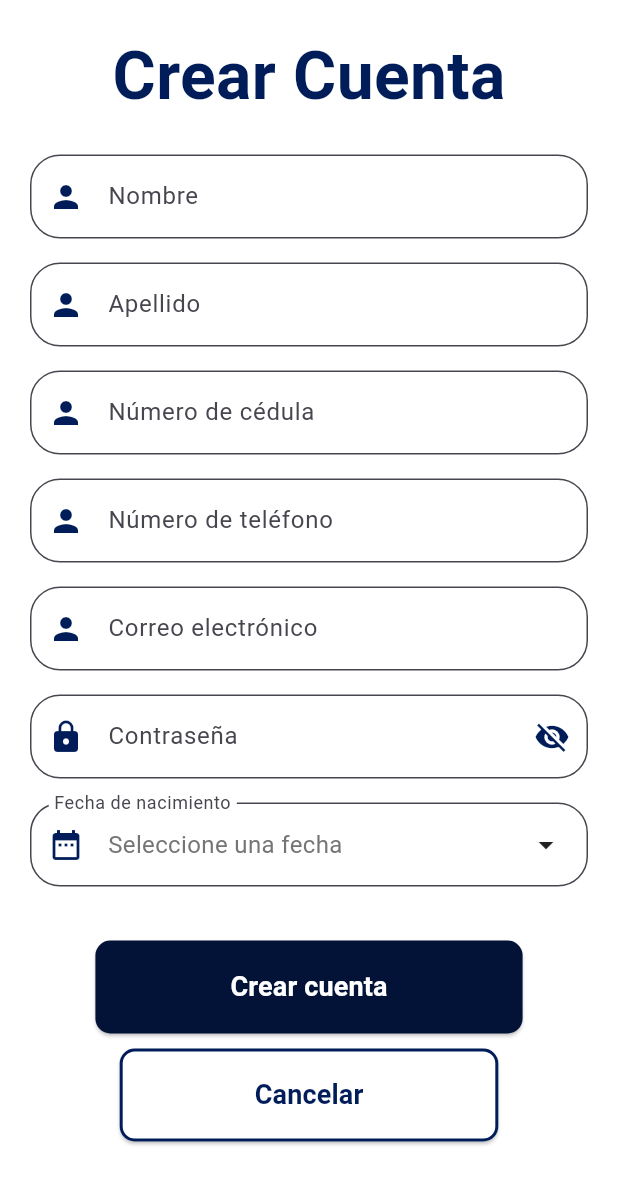
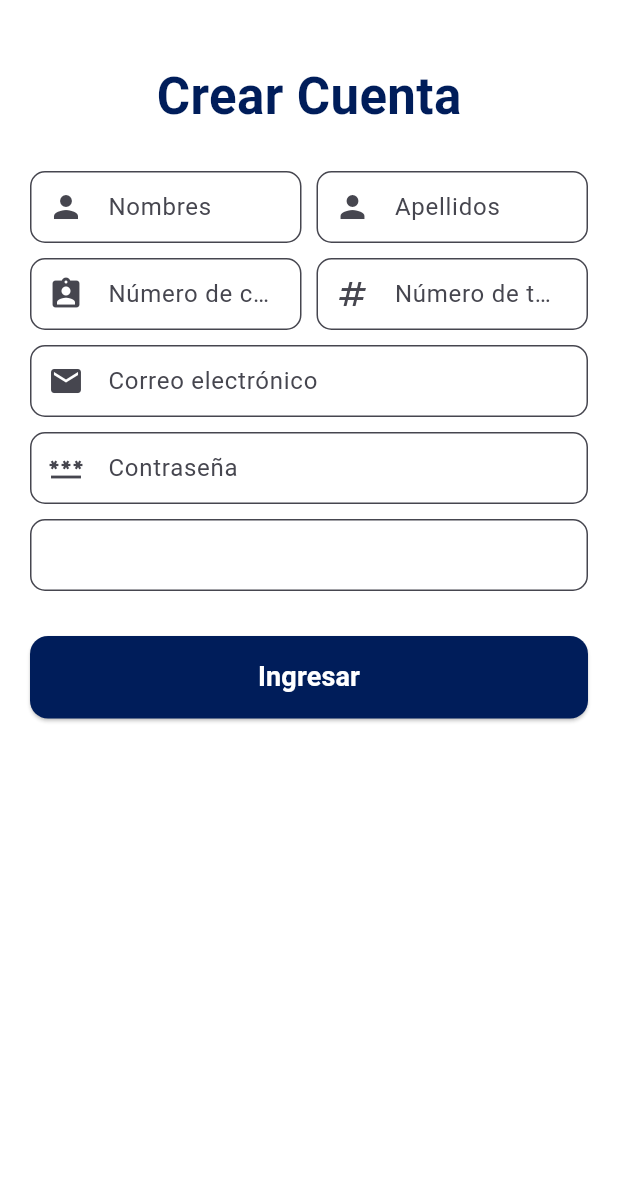
Before and after one commit to ericksebastian2003/aplicacion_tesis, a Flutter app: the screen it shows after launch, after a tap on "Ingresar", after a tap on "Crear Cuenta", on a phone screen of 412 x 824 dp. Shown: the top 1184 px of the screen. Run offline on Flutter 3.47's test engine with Material 3 defaults, Android fonts, the phone set to English and light mode, and no system bars; our stand-ins replace shared_preferences.

Commit message:
Actualizaciones en el Login y Registro , Añadir opción Cuenta

```diff
--- a/lib/screens/public/login_screen.dart
+++ b/lib/screens/public/login_screen.dart
@@ -36,18 +36,31 @@ class _LoginScreenState extends State<LoginScreen> {
       _passwordController.text.trim(),
     );
     setState(() => loading = false);
-    if (role == 'user') {
+    if (role == 'huesped') {
       String correo = _emailController.text.trim();
       final auth = AuthService();
       await saveEmail(correo);
-      await auth.saveSession(correo, role: 'user');
+      await auth.saveSession(correo, role: 'huesped');
       Navigator.pushReplacement(
         context,
         MaterialPageRoute(
           builder: (_) => UserDashboard(correo: correo),
         ),
       );
-    } else if (role == 'admin') {
+    }
+     if (role == 'anfitrion') {
+      String correo = _emailController.text.trim();
+      final auth = AuthService();
+      await saveEmail(correo);
+      await auth.saveSession(correo, role: 'anfitrion');
+      Navigator.pushReplacement(
+        context,
+        MaterialPageRoute(
+          builder: (_) => UserDashboard(correo: correo),
+        ),
+      );
+    }
+    else if (role == 'admin') {
       String correo = _emailController.text.trim();
       await saveEmail(correo);
       Navigator.pushReplacement(
--- a/lib/screens/public/register_screen.dart
+++ b/lib/screens/public/register_screen.dart
@@ -1,20 +1,16 @@
 import 'package:flutter/material.dart';
 import 'package:intl/intl.dart';
-import 'package:hotels/screens/public/login_screen.dart';
-import 'package:hotels/screens/users/widgets/user_dashboard.dart';
-import 'package:hotels/services/auth_service.dart';
 
 class RegisterScreen extends StatefulWidget {
-  const RegisterScreen({super.key});
+  const RegisterScreen({Key? key}) : super(key: key);
 
   @override
   State<RegisterScreen> createState() => _RegisterScreenState();
 }
 
 class _RegisterScreenState extends State<RegisterScreen> {
+  final GlobalKey<FormState> _formKey = GlobalKey<FormState>();
   final Color colorPrimary = const Color(0xFF001D5A);
-  final _formKey = GlobalKey<FormState>();
-
   final Map<String, TextEditingController> _controllers = {
     'nombre': TextEditingController(),
     'apellido': TextEditingController(),
@@ -33,32 +29,16 @@ class _RegisterScreenState extends State<RegisterScreen> {
     'password': FocusNode(),
   };
 
-  bool _isPasswordVisible = false;
+  DateTime? _dateSelected;
   bool loading = false;
-  DateTime? _dateSelected;
-
-  final authService = AuthService();
-
-  void goToLogin() {
-    Navigator.pushReplacement(
-      context,
-      MaterialPageRoute(builder: (context) => const LoginScreen()),
-    );
-  }
-
-  @override
-  void dispose() {
-    _controllers.values.forEach((controller) => controller.dispose());
-    _focusNodes.values.forEach((focusNode) => focusNode.dispose());
-    super.dispose();
-  }
 
   Future<void> _selectDate(BuildContext context) async {
     final DateTime? picked = await showDatePicker(
       context: context,
-      initialDate: _dateSelected ?? DateTime(2000),
-      firstDate: DateTime(1960),
+      initialDate: DateTime(2000),
+      firstDate: DateTime(1900),
       lastDate: DateTime.now(),
+      helpText: 'Selecciona tu fecha de nacimiento',
     );
     if (picked != null && picked != _dateSelected) {
       setState(() {
@@ -67,38 +47,15 @@ class _RegisterScreenState extends State<RegisterScreen> {
     }
   }
 
-  void register() async {
-    if (!_formKey.currentState!.validate() || _dateSelected == null) return;
+  void register() {
+    if (_formKey.currentState!.validate()) {
       setState(() => loading = true);
-
-    final userData = {
-      'nombre': _controllers['nombre']!.text.trim(),
-      'apellido': _controllers['apellido']!.text.trim(),
-      'cedula': _controllers['cedula']!.text.trim(),
-      'telefono': _controllers['telefono']!.text.trim(),
-      'email': _controllers['email']!.text.trim(),
-      'password': _controllers['password']!.text.trim(),
-      'diaNacimiento': DateFormat('yyyy-MM-dd').format(_dateSelected!),
-    };
-
-    final response = await authService.register(userData);
+      Future.delayed(const Duration(seconds: 2), () {
         setState(() => loading = false);
-
-    if (response != null && response['success'] == true) {
-      await authService.saveSession(userData['email']!, role: 'user');
         ScaffoldMessenger.of(context).showSnackBar(
-        SnackBar(content: Text(response['message'] ?? 'Registro exitoso')),
+          const SnackBar(content: Text('Cuenta creada correctamente')),
         );
-      Navigator.pushReplacement(
-        context,
-        MaterialPageRoute(
-          builder: (context) => UserDashboard(correo: userData['email']!),
-        ),
-      );
-    } else {
-      ScaffoldMessenger.of(context).showSnackBar(
-        SnackBar(content: Text(response?['message'] ?? 'Error al registrar')),
-      );
+      });
     }
   }
 
@@ -106,91 +63,66 @@ class _RegisterScreenState extends State<RegisterScreen> {
   Widget build(BuildContext context) {
     return Scaffold(
       backgroundColor: Colors.white,
-      body: SafeArea(
-        child: Padding(
+      body: SingleChildScrollView(
         padding: const EdgeInsets.all(20),
-          child: Column(
-            children: [
-              Expanded(
-                child: SingleChildScrollView(
-                  child: Column(
-                    crossAxisAlignment: CrossAxisAlignment.start,
-                    children: [
-                      Center(
-                        child: Text(
-                          'Crear Cuenta',
-                          style: TextStyle(
-                            fontSize: 44,
-                            fontWeight: FontWeight.bold,
-                            color: colorPrimary,
-                          ),
-                        ),
-                      ),
-                      const SizedBox(height: 20),
-                      Form(
+        child: Form(
           key: _formKey,
           child: Column(
             children: [
-                            _buildTextFormField('nombre', 'Nombre'),
-                            _buildTextFormField('apellido', 'Apellido'),
-                            _buildTextFormField('cedula', 'Número de cédula'),
-                            _buildTextFormField('telefono', 'Número de teléfono'),
-                            _buildTextFormField('email', 'Correo electrónico'),
-                            _buildPasswordField('password', 'Contraseña'),
-                            _buildDatePickerField(),
               const SizedBox(height: 20),
+               Text(
+                'Crear Cuenta',
+                style: TextStyle(
+                  fontSize: 34,
+                  color: colorPrimary,
+                  fontWeight: FontWeight.bold,
+                ),
+              ),
+              const SizedBox(height: 25),
+              Row(
+                children: [
+                  Expanded(child: _buildPlainField('nombre', 'Nombres',Icon(Icons.person))),
+                  const SizedBox(width: 10),
+                  Expanded(child: _buildPlainField('apellido', 'Apellidos',Icon(Icons.person))),
+                ],
+              ),
+              const SizedBox(height: 10),
+              Row(
+                children: [
+                  Expanded(child: _buildPlainField('cedula', 'Número de cédula',Icon(Icons.assignment_ind))),
+                  const SizedBox(width: 10),
+                  Expanded(child: _buildPlainField('telefono', 'Número de teléfono',Icon(Icons.numbers))),
+                ],
+              ),
+              const SizedBox(height: 10),
+              _buildPlainField('email', 'Correo electrónico',Icon(Icons.email)),
+              const SizedBox(height: 10),
+              _buildPasswordField('password', 'Contraseña',Icon(Icons.password)),
+              const SizedBox(height: 10),
+              _buildDateInputField(),
+              const SizedBox(height: 30),
               Center(
                 child: loading
                     ? const CircularProgressIndicator()
-                                  : ElevatedButton(
+                    : SizedBox(
+                          width: double.infinity,
+                          height: 55,
+                          child: ElevatedButton(
                             onPressed: register,
                             style: ElevatedButton.styleFrom(
-                                        padding: const EdgeInsets.symmetric(
-                                            horizontal: 90, vertical: 18),
-                                        backgroundColor: const Color(0xFF021337),
-                                        foregroundColor: Colors.white,
+                              backgroundColor: colorPrimary,
                               shape: RoundedRectangleBorder(
-                                          borderRadius: BorderRadius.circular(10),
+                                borderRadius: BorderRadius.circular(12),
                               ),
                             ),
                             child: const Text(
-                                        'Crear cuenta',
+                              'Ingresar',
                               style: TextStyle(
                                 fontSize: 18,
                                 fontWeight: FontWeight.bold,
                                 color: Colors.white,
                               ),
                             ),
-                                    ),
-                            ),
-                            const SizedBox(height: 10),
-                            Center(
-                              child: ElevatedButton(
-                                onPressed: goToLogin,
-                                style: ElevatedButton.styleFrom(
-                                  padding: const EdgeInsets.symmetric(
-                                      horizontal: 90, vertical: 18),
-                                  backgroundColor: Colors.white,
-                                  shape: RoundedRectangleBorder(
-                                    borderRadius: BorderRadius.circular(10),
-                                    side: BorderSide(color: colorPrimary, width: 2),
-                                  ),
-                                ),
-                                child: Text(
-                                  'Cancelar',
-                                  style: TextStyle(
-                                    fontSize: 18,
-                                    fontWeight: FontWeight.bold,
-                                    color: colorPrimary,
-                                  ),
-                                ),
-                              ),
-                            ),
-                            const SizedBox(height: 20),
-                          ],
-                        ),
-                      )
-                    ],
                           ),
                         ),
               ),
@@ -201,93 +133,75 @@ class _RegisterScreenState extends State<RegisterScreen> {
     );
   }
 
-  Widget _buildTextFormField(String key, String labelText) {
-    return Padding(
-      padding: const EdgeInsets.only(bottom: 16.0),
-      child: TextFormField(
+  Widget _buildPlainField(String key, String hint , Icon? iconField) {
+    return TextFormField(
       controller: _controllers[key],
       focusNode: _focusNodes[key],
       decoration: InputDecoration(
-          labelText: labelText,
+        prefixIcon: iconField,
+        hintText: hint,
         filled: true,
         fillColor: Colors.white,
-          prefixIcon: Icon(Icons.person, color: colorPrimary),
-          border: OutlineInputBorder(borderRadius: BorderRadius.circular(20)),
+        contentPadding: const EdgeInsets.symmetric(horizontal: 16, vertical: 12),
+        border: OutlineInputBorder(
+          borderRadius: BorderRadius.circular(10),
+          borderSide: const BorderSide(color: Colors.grey),
         ),
-        validator: (value) {
-          if (value == null || value.isEmpty) {
-            return 'Por favor, complete el campo';
-          }
-          return null;
-        },
       ),
+      validator: (value) =>
+          value == null || value.isEmpty ? 'Este campo es obligatorio' : null,
     );
   }
 
-  Widget _buildPasswordField(String key, String labelText) {
-    return Padding(
-      padding: const EdgeInsets.only(bottom: 16.0),
-      child: TextFormField(
+  Widget _buildPasswordField(String key, String hint , Icon? iconField) {
+    return TextFormField(
       controller: _controllers[key],
-        obscureText: !_isPasswordVisible,
+      focusNode: _focusNodes[key],
+      obscureText: true,
       decoration: InputDecoration(
-          labelText: labelText,
+        hintText: hint,
         filled: true,
         fillColor: Colors.white,
-          prefixIcon: Icon(Icons.lock, color: colorPrimary),
-          suffixIcon: IconButton(
-            icon: Icon(
-              _isPasswordVisible ? Icons.visibility : Icons.visibility_off,
-              color: colorPrimary,
+        prefixIcon:iconField,
+        contentPadding: const EdgeInsets.symmetric(horizontal: 16, vertical: 12),
+        border: OutlineInputBorder(
+          borderRadius: BorderRadius.circular(10),
         ),
-            onPressed: () {
-              setState(() {
-                _isPasswordVisible = !_isPasswordVisible;
-              });
-            },
       ),
-          border: OutlineInputBorder(borderRadius: BorderRadius.circular(20)),
-        ),
-        validator: (value) {
-          if (value == null || value.isEmpty) {
-            return 'Por favor, ingrese una contraseña';
-          }
-          return null;
-        },
-      ),
+      validator: (value) =>
+          value == null || value.isEmpty ? 'Este campo es obligatorio' : null,
     );
   }
 
-  Widget _buildDatePickerField() {
-    return Padding(
-      padding: const EdgeInsets.only(bottom: 16.0),
+  Widget _buildDateInputField() {
+    return Row(
+      children: [
+        Expanded(
           child: InkWell(
             onTap: () => _selectDate(context),
             child: InputDecorator(
               decoration: InputDecoration(
-            labelText: 'Fecha de nacimiento',
+                hintText: 'Fecha de nacimiento',
                 filled: true,
                 fillColor: Colors.white,
-            border: OutlineInputBorder(borderRadius: BorderRadius.circular(20)),
-            prefixIcon: Icon(Icons.date_range, color: colorPrimary),
-          ),
-          child: Row(
-            mainAxisAlignment: MainAxisAlignment.spaceBetween,
-            children: [
-              Text(
-                _dateSelected != null
-                    ? DateFormat.yMMMd().format(_dateSelected!)
-                    : 'Seleccione una fecha',
-                style: TextStyle(
-                  color: _dateSelected != null ? Colors.black : Colors.grey.shade600,
-                  fontSize: 16,
+                contentPadding: const EdgeInsets.symmetric(horizontal: 16, vertical: 12),
+                border: OutlineInputBorder(
+                  borderRadius: BorderRadius.circular(10),
                 ),
               ),
-              const Icon(Icons.arrow_drop_down),
-            ],
+              child: Text(
+                _dateSelected != null
+                    ? DateFormat('dd/MM/yyyy').format(_dateSelected!)
+                    : '',
+                style: TextStyle(
+                  fontSize: 16,
+                  color: _dateSelected != null ? Colors.black : Colors.grey.shade600,
                 ),
               ),
             ),
+          ),
+        ),
+      ],
     );
   }
 }
--- a/lib/services/auth_service.dart
+++ b/lib/services/auth_service.dart
@@ -4,7 +4,7 @@ class AuthService {
   Future<String?> login(String email,String password) async{
     await Future.delayed(const Duration(seconds: 2));
     if(email == 'ericksebastian@mail.com' && password == '12345678'){
-      return 'user';
+      return 'huesped';
 
     }
     else{
```
Lines whose indentation alone changed are shown as unchanged.
